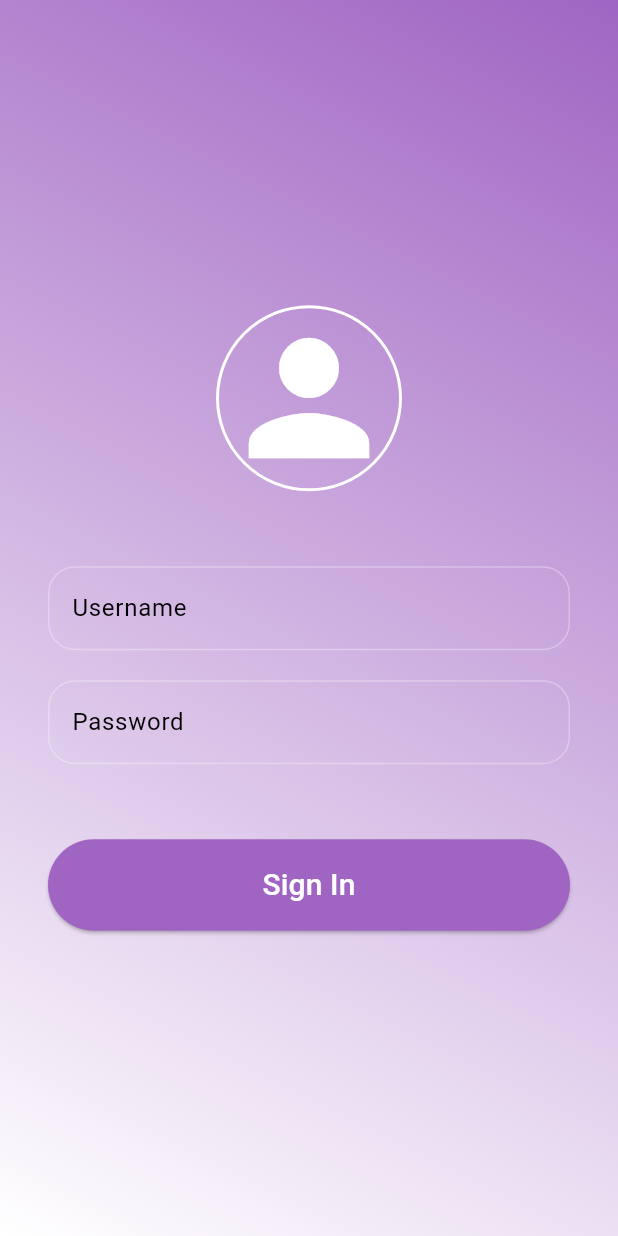
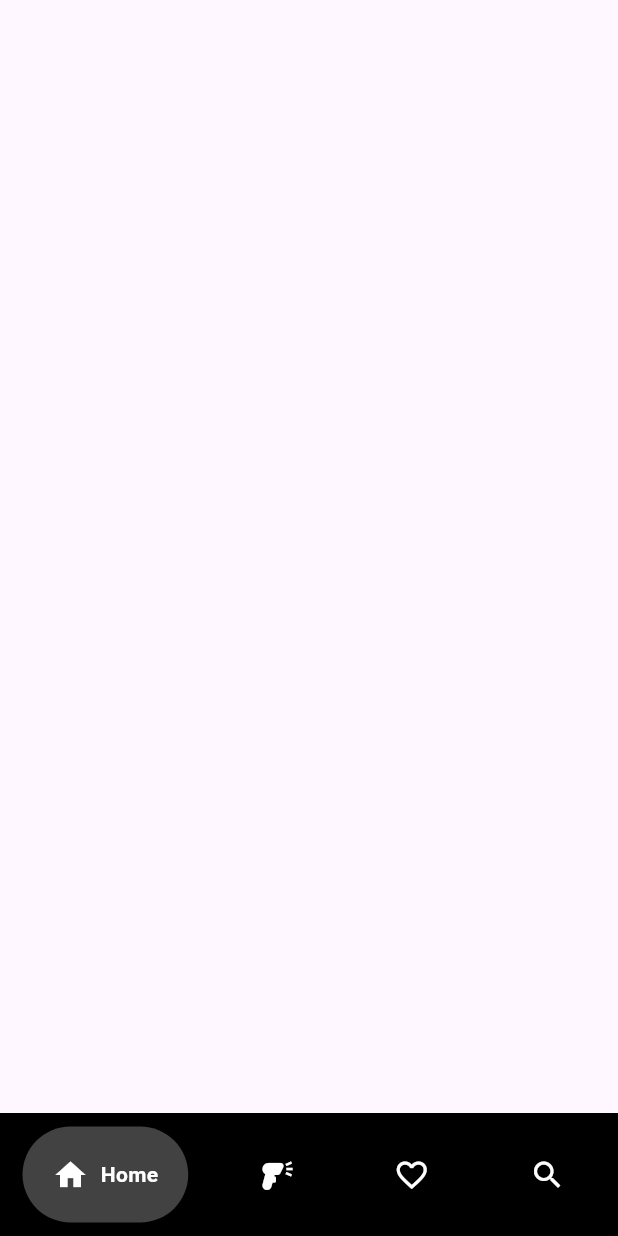
Before and after one commit to HichamGuessab/WineShazam, a Flutter app: the screen it shows after launch, after a tap on "Sign In", on a phone screen of 412 x 824 dp. Run offline on Flutter 3.47's test engine with Material 3 defaults, Android fonts, the phone set to English and light mode, and no system bars; drawn by our look-alikes of google_nav_bar.

Commit message:
Creation of a NavBar

```diff
--- /dev/null
+++ b/lib/home_page.dart
@@ -0,0 +1,60 @@
+import 'package:flutter/material.dart';
+import 'package:google_nav_bar/google_nav_bar.dart';
+import 'package:wine_shazam/main.dart';
+
+void main() {
+  runApp(const MyApp());
+}
+
+class HomePage extends StatefulWidget {
+  const HomePage({super.key});
+
+  @override
+  State<HomePage> createState() => _HomePageState();
+}
+
+class _HomePageState extends State<HomePage> {
+  @override
+  Widget build(BuildContext context) {
+    return Scaffold(
+      bottomNavigationBar: Container(
+        color: Colors.black,
+        child: Padding(
+          padding: const EdgeInsets.symmetric(
+            horizontal: 15.0,
+            vertical: 9
+          ),
+          child: GNav(
+            backgroundColor: Colors.black,
+            color: Colors.white,
+            activeColor: Colors.white,
+            tabBackgroundColor: Colors.grey.shade800,
+            gap: 8,
+            onTabChange: (index) {
+              print(index);
+            },
+            padding: const EdgeInsets.all(20.0),
+            tabs: const [
+              GButton(
+                icon: Icons.home,
+                text: 'Home'
+              ),
+              GButton(
+                icon: Icons.barcode_reader,
+                text: 'Scanner'
+              ),
+              GButton(
+                icon: Icons.favorite_border,
+                text: ' Favorites',
+                // active: Icons.favorite
+              ),
+              GButton(
+                icon: Icons.search,
+                text: 'Search'
+              ),
+          ]),
+        ),
+      ),
+    );
+  }
+}
--- a/lib/login_page.dart
+++ b/lib/login_page.dart
@@ -117,7 +117,7 @@ class _LoginPageState extends State<LoginPage> {
                 )
             );
           } else {
-            // Home page redirection
+            Navigator.pushNamed(context, '/homepage');
           }
         },
         style: ElevatedButton.styleFrom(
--- a/lib/main.dart
+++ b/lib/main.dart
@@ -1,4 +1,5 @@
 import 'package:flutter/material.dart';
+import 'package:wine_shazam/home_page.dart';
 import 'package:wine_shazam/login_page.dart';
 
 const purpleColor = Color(0xFFA065C3);
@@ -18,7 +19,10 @@ class MyApp extends StatelessWidget {
       useMaterial3: true,
       ),
       debugShowCheckedModeBanner: false,
-      home: LoginPage()
+      home: LoginPage(),
+      routes: {
+        '/homepage': (context) => const HomePage(),
+      },
     );
   }
 }
--- a/pubspec.yaml
+++ b/pubspec.yaml
@@ -13,6 +13,7 @@ dependencies:
   cupertino_icons: ^1.0.2
   google_fonts: ^6.1.0
   font_awesome_flutter: ^10.6.0
+  google_nav_bar: ^5.0.6
 
 dev_dependencies:
   flutter_test:
```
Also changed, not shown: pubspec.lock.
